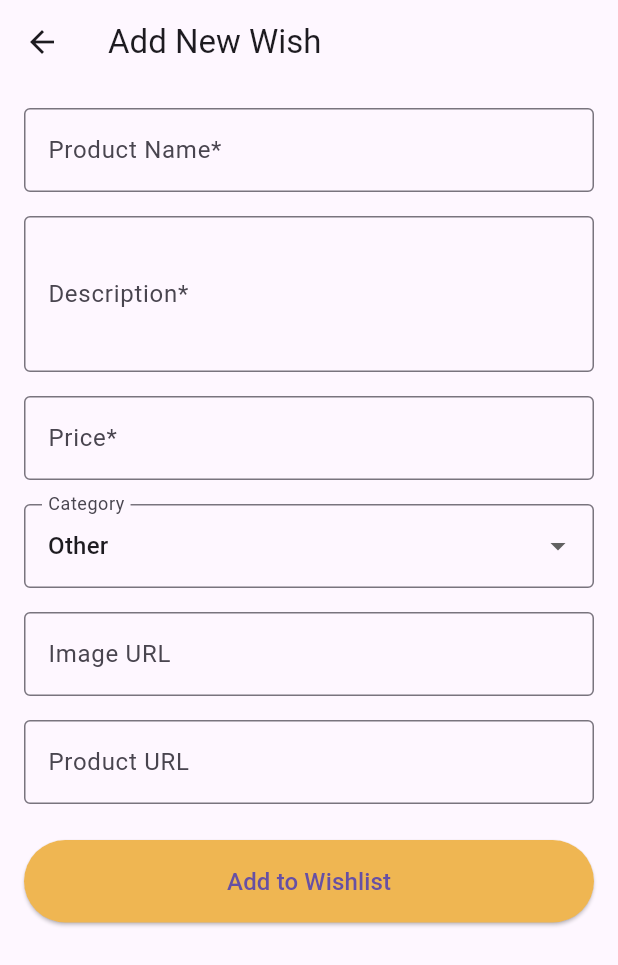
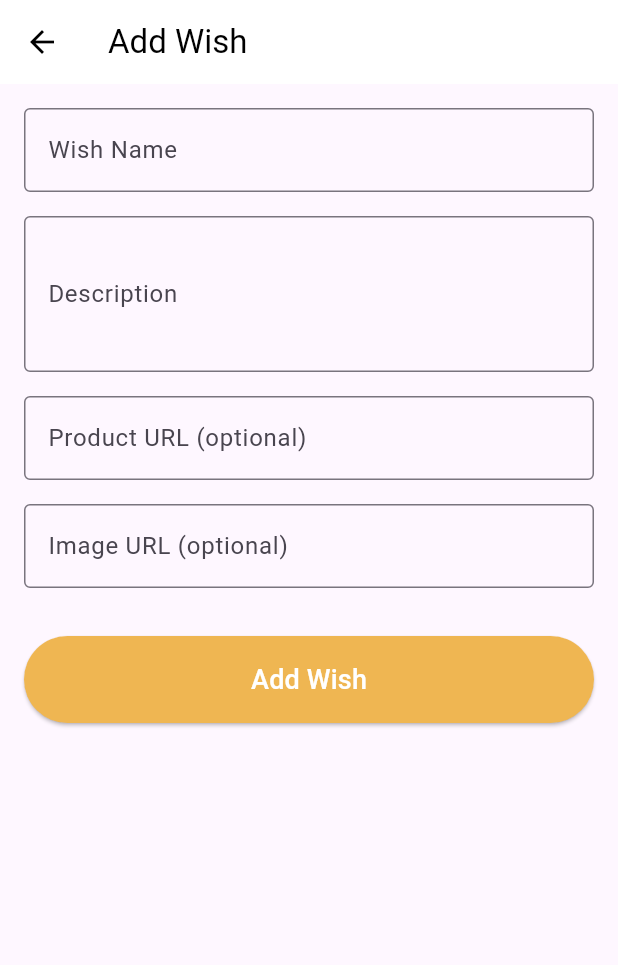
Before and after one commit to astavist/wishlink, a Flutter app: the AddWishScreen screen opened directly, on a phone screen of 412 x 824 dp. Shown: the top 965 px of the screen. Run offline on Flutter 3.47's test engine with Material 3 defaults, Android fonts, the phone set to English and light mode, and no system bars; our stand-ins replace cloud_firestore, firebase_auth, firebase_core, font_awesome_flutter; accounts and stored records are empty.

Commit message:
Fix: Wish category WLK26

```diff
--- a/lib/models/wish_item.dart
+++ b/lib/models/wish_item.dart
@@ -1,45 +1,39 @@
+import 'package:cloud_firestore/cloud_firestore.dart';
+
 class WishItem {
   final String id;
   final String name;
   final String description;
-  final double price;
+  final String productUrl;
   final String imageUrl;
-  final String category;
-  final String productUrl;
   final DateTime createdAt;
 
   WishItem({
     required this.id,
     required this.name,
     required this.description,
-    required this.price,
+    required this.productUrl,
     required this.imageUrl,
-    required this.category,
-    required this.productUrl,
     required this.createdAt,
   });
 
-  factory WishItem.fromFirestore(Map<String, dynamic> data, String id) {
+  factory WishItem.fromMap(Map<String, dynamic> data, String id) {
     return WishItem(
       id: id,
       name: data['name'] ?? '',
       description: data['description'] ?? '',
-      price: (data['price'] ?? 0).toDouble(),
+      productUrl: data['productUrl'] ?? '',
       imageUrl: data['imageUrl'] ?? '',
-      category: data['category'] ?? '',
-      productUrl: data['productUrl'] ?? '',
-      createdAt: data['createdAt']?.toDate() ?? DateTime.now(),
+      createdAt: (data['createdAt'] as Timestamp).toDate(),
     );
   }
 
-  Map<String, dynamic> toFirestore() {
+  Map<String, dynamic> toMap() {
     return {
       'name': name,
       'description': description,
-      'price': price,
+      'productUrl': productUrl,
       'imageUrl': imageUrl,
-      'category': category,
-      'productUrl': productUrl,
       'createdAt': createdAt,
     };
   }
--- a/lib/screens/add_wish_screen.dart
+++ b/lib/screens/add_wish_screen.dart
@@ -1,8 +1,10 @@
 import 'package:flutter/material.dart';
 import 'package:firebase_auth/firebase_auth.dart';
+import 'package:cloud_firestore/cloud_firestore.dart';
+import '../models/wish_item.dart';
 import '../models/friend_activity.dart';
-import '../models/wish_item.dart';
 import '../services/firestore_service.dart';
+import 'package:url_launcher/url_launcher.dart';
 
 class AddWishScreen extends StatefulWidget {
   const AddWishScreen({super.key});
@@ -15,74 +17,84 @@ class _AddWishScreenState extends State<AddWishScreen> {
   final _formKey = GlobalKey<FormState>();
   final _nameController = TextEditingController();
   final _descriptionController = TextEditingController();
-  final _priceController = TextEditingController();
+  final _productUrlController = TextEditingController();
   final _imageUrlController = TextEditingController();
-  final _productUrlController = TextEditingController();
-  String _selectedCategory = 'Other';
   bool _isLoading = false;
-
-  final List<String> _categories = [
-    'Electronics',
-    'Fashion',
-    'Books',
-    'Home',
-    'Sports',
-    'Beauty',
-    'Toys',
-    'Other',
-  ];
 
   @override
   void dispose() {
     _nameController.dispose();
     _descriptionController.dispose();
-    _priceController.dispose();
+    _productUrlController.dispose();
     _imageUrlController.dispose();
-    _productUrlController.dispose();
     super.dispose();
   }
 
   Future<void> _saveWish() async {
-    if (!_formKey.currentState!.validate()) {
-      return;
-    }
+    if (!_formKey.currentState!.validate()) return;
 
     setState(() {
       _isLoading = true;
     });
 
     try {
+      final currentUser = FirebaseAuth.instance.currentUser;
+      if (currentUser == null) return;
+
+      // Get user profile data
+      final userDoc = await FirebaseFirestore.instance
+          .collection('users')
+          .doc(currentUser.uid)
+          .get();
+
+      final userData = userDoc.data();
+      final userName =
+          '${userData?['firstName'] ?? ''} ${userData?['lastName'] ?? ''}'
+              .trim();
+      final userAvatarUrl = userData?['avatarUrl'] ?? '';
+
       final wishItem = WishItem(
-        id: 'wish_${DateTime.now().millisecondsSinceEpoch}',
+        id: '', // Will be set by Firestore
         name: _nameController.text.trim(),
         description: _descriptionController.text.trim(),
-        price: double.parse(_priceController.text.trim()),
+        productUrl: _productUrlController.text.trim(),
         imageUrl: _imageUrlController.text.trim(),
-        category: _selectedCategory,
-        productUrl: _productUrlController.text.trim(),
         createdAt: DateTime.now(),
       );
 
-      final activity = FriendActivity(
-        id: DateTime.now().millisecondsSinceEpoch.toString(),
-        userId: FirebaseAuth.instance.currentUser?.uid ?? '',
-        userName:
-            FirebaseAuth.instance.currentUser?.email?.split('@')[0] ??
-            'Anonymous',
-        userAvatarUrl: '',
-        wishItem: wishItem,
+      // Add wish to wishes collection
+      final wishDocRef = await FirebaseFirestore.instance
+          .collection('wishes')
+          .add(wishItem.toMap());
+
+      // Create friend activity
+      final friendActivity = FriendActivity(
+        id: '', // Will be set by Firestore
+        userId: currentUser.uid,
+        userName: userName.isNotEmpty ? userName : 'Unknown User',
+        userAvatarUrl: userAvatarUrl,
+        wishItem: WishItem(
+          id: wishDocRef.id,
+          name: wishItem.name,
+          description: wishItem.description,
+          productUrl: wishItem.productUrl,
+          imageUrl: wishItem.imageUrl,
+          createdAt: wishItem.createdAt,
+        ),
         activityTime: DateTime.now(),
         activityType: 'added',
-        activityDescription: 'Just added this to my wishlist!',
+        activityDescription: 'added a new wish',
       );
 
-      await FirestoreService().addFriendActivity(activity);
+      // Add friend activity
+      final firestoreService = FirestoreService();
+      await firestoreService.addFriendActivity(friendActivity);
 
       if (mounted) {
         ScaffoldMessenger.of(context).showSnackBar(
           const SnackBar(content: Text('Wish added successfully!')),
         );
-        Navigator.pop(context);
+        Navigator.of(context).pop();
       }
     } catch (e) {
       if (mounted) {
@@ -102,9 +114,12 @@ class _AddWishScreenState extends State<AddWishScreen> {
   @override
   Widget build(BuildContext context) {
     return Scaffold(
-      appBar: AppBar(title: const Text('Add New Wish')),
-      body: SingleChildScrollView(
-        child: Padding(
+      appBar: AppBar(
+        title: const Text('Add Wish'),
+        backgroundColor: Colors.white,
+        foregroundColor: Colors.black,
+      ),
+      body: Padding(
         padding: const EdgeInsets.all(16.0),
         child: Form(
           key: _formKey,
@@ -114,12 +129,12 @@ class _AddWishScreenState extends State<AddWishScreen> {
               TextFormField(
                 controller: _nameController,
                 decoration: const InputDecoration(
-                    labelText: 'Product Name*',
+                  labelText: 'Wish Name',
                   border: OutlineInputBorder(),
                 ),
                 validator: (value) {
                   if (value == null || value.trim().isEmpty) {
-                      return 'Please enter a product name';
+                    return 'Please enter a wish name';
                   }
                   return null;
                 },
@@ -128,7 +143,7 @@ class _AddWishScreenState extends State<AddWishScreen> {
               TextFormField(
                 controller: _descriptionController,
                 decoration: const InputDecoration(
-                    labelText: 'Description*',
+                  labelText: 'Description',
                   border: OutlineInputBorder(),
                 ),
                 maxLines: 3,
@@ -141,87 +156,35 @@ class _AddWishScreenState extends State<AddWishScreen> {
               ),
               const SizedBox(height: 16),
               TextFormField(
-                  controller: _priceController,
+                controller: _productUrlController,
                 decoration: const InputDecoration(
-                    labelText: 'Price*',
-                    border: OutlineInputBorder(),
-                    prefixText: '\$ ',
-                  ),
-                  keyboardType: TextInputType.number,
-                  validator: (value) {
-                    if (value == null || value.trim().isEmpty) {
-                      return 'Please enter a price';
-                    }
-                    if (double.tryParse(value) == null) {
-                      return 'Please enter a valid number';
-                    }
-                    return null;
-                  },
-                ),
-                const SizedBox(height: 16),
-                DropdownButtonFormField<String>(
-                  value: _selectedCategory,
-                  decoration: const InputDecoration(
-                    labelText: 'Category',
+                  labelText: 'Product URL (optional)',
                   border: OutlineInputBorder(),
                 ),
-                  items: _categories.map((category) {
-                    return DropdownMenuItem(
-                      value: category,
-                      child: Text(category),
-                    );
-                  }).toList(),
-                  onChanged: (value) {
-                    if (value != null) {
-                      setState(() {
-                        _selectedCategory = value;
-                      });
-                    }
-                  },
+                keyboardType: TextInputType.url,
               ),
               const SizedBox(height: 16),
               TextFormField(
                 controller: _imageUrlController,
                 decoration: const InputDecoration(
-                    labelText: 'Image URL',
+                  labelText: 'Image URL (optional)',
                   border: OutlineInputBorder(),
-                    hintText: 'https://example.com/image.jpg',
                 ),
+                keyboardType: TextInputType.url,
               ),
-                const SizedBox(height: 16),
-                TextFormField(
-                  controller: _productUrlController,
-                  decoration: const InputDecoration(
-                    labelText: 'Product URL',
-                    border: OutlineInputBorder(),
-                    hintText: 'https://example.com/product',
-                  ),
-                ),
-                const SizedBox(height: 24),
+              const SizedBox(height: 32),
               ElevatedButton(
                 onPressed: _isLoading ? null : _saveWish,
                 style: ElevatedButton.styleFrom(
                   backgroundColor: const Color(0xFFEFB652),
+                  foregroundColor: Colors.white,
                   padding: const EdgeInsets.symmetric(vertical: 16),
                 ),
                 child: _isLoading
-                      ? const SizedBox(
-                          height: 20,
-                          width: 20,
-                          child: CircularProgressIndicator(
-                            strokeWidth: 2,
-                            valueColor: AlwaysStoppedAnimation<Color>(
-                              Colors.white,
-                            ),
-                          ),
-                        )
-                      : const Text(
-                          'Add to Wishlist',
-                          style: TextStyle(fontSize: 16),
-                        ),
+                    ? const CircularProgressIndicator(color: Colors.white)
+                    : const Text('Add Wish', style: TextStyle(fontSize: 18)),
               ),
             ],
-            ),
           ),
         ),
       ),
--- a/lib/screens/home_screen.dart
+++ b/lib/screens/home_screen.dart
@@ -110,8 +110,7 @@ class _HomeScreenState extends State<HomeScreen> {
       }
 
       // Count unread wish notifications (only for friends)
-      final friends = await _firestoreService.getFriends();
-      final friendIds = friends.map((f) => f['friendId'] as String).toSet();
+      final friendIds = await _firestoreService.getFriendIds();
 
       for (final activity in recentActivities.docs) {
         final activityData = activity.data();
@@ -165,8 +164,7 @@ class _HomeScreenState extends State<HomeScreen> {
       }
 
       // Mark wish notifications as read (only for friends)
-      final friends = await _firestoreService.getFriends();
-      final friendIds = friends.map((f) => f['friendId'] as String).toSet();
+      final friendIds = await _firestoreService.getFriendIds();
 
       for (final activity in recentActivities.docs) {
         final activityData = activity.data();
--- a/lib/screens/notification_screen.dart
+++ b/lib/screens/notification_screen.dart
@@ -100,8 +100,7 @@ class _NotificationScreenState extends State<NotificationScreen> {
       }
 
       // Add wish notifications (only for friends)
-      final friends = await _firestoreService.getFriends();
-      final friendIds = friends.map((f) => f['friendId'] as String).toSet();
+      final friendIds = await _firestoreService.getFriendIds();
 
       for (final activity in recentActivities.docs) {
         final activityData = activity.data();
```
Also changed, not shown: lib/models/friend_activity.dart (+7 -6 lines), lib/screens/profile_screen.dart (+1 -8 lines), lib/screens/user_profile_screen.dart (+1 -8 lines), lib/services/firestore_service.dart (+43 -19 lines), lib/utils/sample_data_helper.dart (+67 -116 lines), lib/widgets/friend_activity_card.dart (+0 -14 lines). Lines whose indentation alone changed are shown as unchanged.
